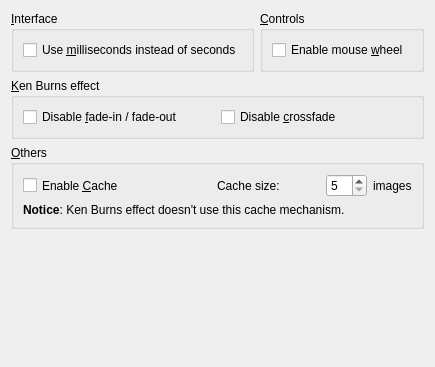
Above: advancedslideshow/advanceddialog.ui from KDE/kipi-plugins before the change. Below: the same form after it.
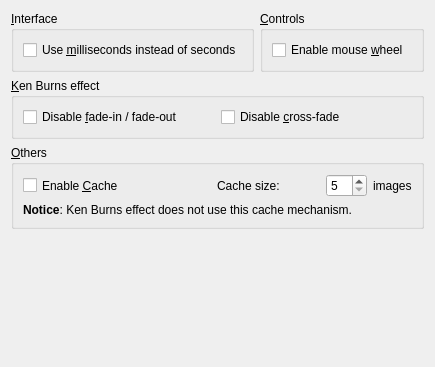
That is the form after the change.

Patch:
```diff
--- a/advancedslideshow/advanceddialog.ui
+++ b/advancedslideshow/advanceddialog.ui
@@ -110,7 +110,7 @@
          </sizepolicy>
         </property>
         <property name="text" >
-         <string>Disable &amp;crossfade</string>
+         <string>Disable &amp;cross-fade</string>
         </property>
        </widget>
       </item>
@@ -212,7 +212,7 @@
         </property>
         <property name="text" >
          <string>&lt;b>Notice&lt;/b>:
-Ken Burns effect doesn't use this cache mechanism.</string>
+Ken Burns effect does not use this cache mechanism.</string>
         </property>
         <property name="wordWrap" >
          <bool>false</bool>
```
